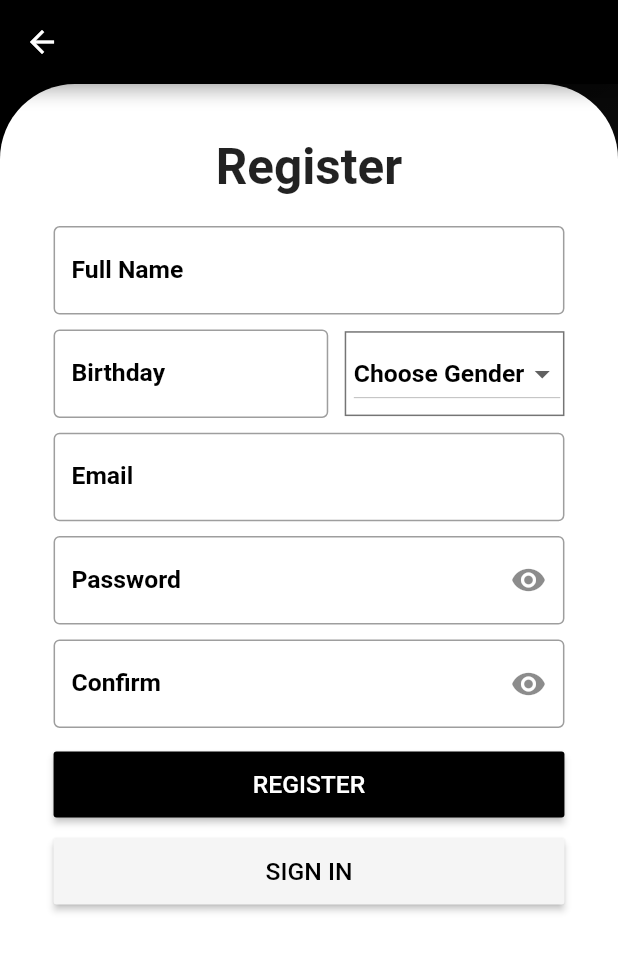
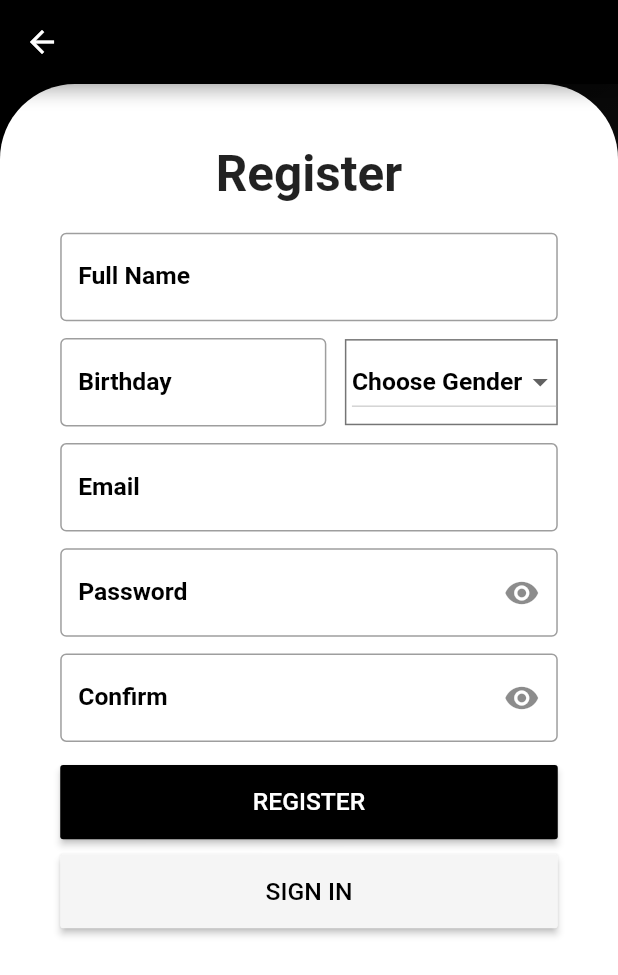
Before and after one commit to Abdulhaiking34/Instacop, a Flutter app: the RegisterView screen opened by its route, after a tap on "REGISTER", on a phone screen of 412 x 824 dp. Shown: the top 975 px of the screen. Run offline on Flutter 3.47's test engine with Material 2 defaults, Android fonts, the phone set to English and light mode, and no system bars; our stand-ins replace carousel_slider, device_preview, flutter_masked_text, flutter_rating_bar, flutter_screenutil, font_awesome_flutter; statements that could not run were skipped.

```diff
--- a/lib/routes.dart
+++ b/lib/routes.dart
@@ -3,7 +3,7 @@ import 'package:instacop/src/Views/welcome_view.dart';
 import 'package:instacop/src/views/homePage/customer/cartPage/cart_view.dart';
 import 'package:instacop/src/views/homePage/customer/customer_home_view.dart';
 import 'package:instacop/src/views/homePage/customer/homePage/cus_home_view.dart';
-import 'package:instacop/src/views/homePage/customer/homePage/detail_product_view.dart';
+import 'package:instacop/src/views/homePage/customer/homePage/productDetail/main_detail_product_view.dart';
 import 'package:instacop/src/views/homePage/customer/homePage/product_list_view.dart';
 import 'package:instacop/src/views/homePage/customer/profilePage/profile_view.dart';
 import 'package:instacop/src/views/homePage/customer/searchPage/search_view.dart';
@@ -28,5 +28,5 @@ var routes = {
   'customer_cart_page': (context) => CartView(),
   'customer_profile_page': (context) => ProfileView(),
   'customer_detail_banner_screen': (context) => ProductListView(),
-  'customer_detail_product_screen': (context) => DetailProductView(),
+  'customer_detail_product_screen': (context) => MainDetailProductView(),
 };
--- a/lib/src/helpers/screen.dart
+++ b/lib/src/helpers/screen.dart
@@ -42,7 +42,11 @@ class ConstScreen {
   static EdgeInsets spacingAllDefault = EdgeInsets.all(sizeDefault);
   static EdgeInsets spacingAllSmall = EdgeInsets.all(sizeSmall);
 
-  static double setSize(double size) {
+  static double setSizeHeight(double size) {
+    return ScreenUtil().setHeight(size);
+  }
+
+  static double setSizeWidth(double size) {
     return ScreenUtil().setWidth(size);
   }
 
--- a/lib/src/views/register/register_view.dart
+++ b/lib/src/views/register/register_view.dart
@@ -42,8 +42,8 @@ class _RegisterViewState extends State<RegisterView> {
                   ),
                   child: Padding(
                     padding: EdgeInsets.symmetric(
-                        vertical: ConstScreen.setSize(65),
-                        horizontal: ConstScreen.setSize(65)),
+                        vertical: ConstScreen.setSizeHeight(65),
+                        horizontal: ConstScreen.setSizeHeight(65)),
                     child: SingleChildScrollView(
                       child: Column(
                         crossAxisAlignment: CrossAxisAlignment.center,
--- a/lib/src/views/register/sign_in_form.dart
+++ b/lib/src/views/register/sign_in_form.dart
@@ -21,7 +21,7 @@ class _SignInViewState extends State<SignInView> {
           onValueChange: (value) {},
         ),
         SizedBox(
-          height: ConstScreen.setSize(18),
+          height: ConstScreen.setSizeHeight(18),
         ),
         //TODO: Password
         InputText(
@@ -31,7 +31,7 @@ class _SignInViewState extends State<SignInView> {
         ),
         //TODO: Button Sign In
         SizedBox(
-          height: ConstScreen.setSize(20),
+          height: ConstScreen.setSizeHeight(20),
         ),
         Row(
           mainAxisAlignment: MainAxisAlignment.spaceBetween,
@@ -39,7 +39,7 @@ class _SignInViewState extends State<SignInView> {
             //TODO: Admin
             Expanded(
               child: MaterialButton(
-                height: ConstScreen.setSize(90),
+                height: ConstScreen.setSizeHeight(90),
                 color: isAdmin ? kColorBlack : kColorWhite,
                 child: Text(
                   'MANAGER',
@@ -55,7 +55,7 @@ class _SignInViewState extends State<SignInView> {
             //TODO: Customer
             Expanded(
               child: MaterialButton(
-                height: ConstScreen.setSize(90),
+                height: ConstScreen.setSizeHeight(90),
                 color: isAdmin ? kColorWhite : kColorBlack,
                 child: Text(
                   'CUSTOMER',
@@ -72,7 +72,7 @@ class _SignInViewState extends State<SignInView> {
         ),
 
         SizedBox(
-          height: ConstScreen.setSize(25),
+          height: ConstScreen.setSizeHeight(25),
         ),
         CusRaisedButton(
           backgroundColor: kColorBlack,
--- a/lib/src/views/register/sign_up_form.dart
+++ b/lib/src/views/register/sign_up_form.dart
@@ -23,7 +23,7 @@ class _SignUpViewState extends State<SignUpView> {
           onValueChange: (value) {},
         ),
         SizedBox(
-          height: ConstScreen.setSize(18),
+          height: ConstScreen.setSizeHeight(18),
         ),
         Row(
           children: <Widget>[
@@ -36,7 +36,7 @@ class _SignUpViewState extends State<SignUpView> {
               ),
             ),
             SizedBox(
-              width: ConstScreen.setSize(20),
+              width: ConstScreen.setSizeHeight(20),
             ),
             Expanded(
               flex: 4,
@@ -46,9 +46,9 @@ class _SignUpViewState extends State<SignUpView> {
                     BoxDecoration(border: Border.all(color: Colors.black54)),
                 child: Padding(
                   padding: EdgeInsets.only(
-                    top: ConstScreen.setSize(6),
-                    bottom: ConstScreen.setSize(6),
-                    left: ConstScreen.setSize(6),
+                    top: ConstScreen.setSizeHeight(6),
+                    bottom: ConstScreen.setSizeHeight(6),
+                    left: ConstScreen.setSizeHeight(6),
                   ),
                   child: Center(
                     child: DropdownButton(
@@ -73,7 +73,7 @@ class _SignUpViewState extends State<SignUpView> {
           ],
         ),
         SizedBox(
-          height: ConstScreen.setSize(18),
+          height: ConstScreen.setSizeHeight(18),
         ),
         //TODO: Email
         InputText(
@@ -81,7 +81,7 @@ class _SignUpViewState extends State<SignUpView> {
           onValueChange: (value) {},
         ),
         SizedBox(
-          height: ConstScreen.setSize(18),
+          height: ConstScreen.setSizeHeight(18),
         ),
         //TODO: Password
         InputText(
@@ -90,7 +90,7 @@ class _SignUpViewState extends State<SignUpView> {
           onValueChange: (value) {},
         ),
         SizedBox(
-          height: ConstScreen.setSize(18),
+          height: ConstScreen.setSizeHeight(18),
         ),
         //TODO: Confirm Password
         InputText(
@@ -99,7 +99,7 @@ class _SignUpViewState extends State<SignUpView> {
           onValueChange: (value) {},
         ),
         SizedBox(
-          height: ConstScreen.setSize(25),
+          height: ConstScreen.setSizeHeight(25),
         ),
         CusRaisedButton(
           backgroundColor: kColorBlack,
--- a/lib/src/views/splash_view.dart
+++ b/lib/src/views/splash_view.dart
@@ -1,4 +1,5 @@
 import 'package:flutter/material.dart';
+import 'package:flutter_screenutil/flutter_screenutil.dart';
 import 'package:instacop/src/helpers/screen.dart';
 import 'package:instacop/src/widgets/icon_instacop.dart';
 
@@ -26,6 +27,7 @@ class _SplashViewState extends State<SplashView> {
 
   @override
   Widget build(BuildContext context) {
+    ScreenUtil.init(context, height: 1334, width: 750);
     ConstScreen.setScreen(context);
     return MaterialApp(
       home: Scaffold(
--- a/lib/src/widgets/button_raised.dart
+++ b/lib/src/widgets/button_raised.dart
@@ -24,8 +24,8 @@ class _CusRaisedButtonState extends State<CusRaisedButton> {
   @override
   Widget build(BuildContext context) {
     return MaterialButton(
-      height: ConstScreen.setSize(widget.height),
-      minWidth: ConstScreen.setSize(widget.width),
+      height: ConstScreen.setSizeHeight(widget.height),
+      minWidth: ConstScreen.setSizeHeight(widget.width),
       color: widget.backgroundColor,
       child: Text(
         widget.title,
--- a/lib/src/widgets/button_tap.dart
+++ b/lib/src/widgets/button_tap.dart
@@ -11,7 +11,7 @@ class ButtonTap extends StatelessWidget {
     return FlatButton(
       onPressed: function,
       child: Container(
-        height: ConstScreen.setSize(85),
+        height: ConstScreen.setSizeHeight(85),
         decoration: BoxDecoration(
           borderRadius: BorderRadius.circular(10),
           color: isSelected ? Colors.white : null,
--- a/lib/src/widgets/card_product.dart
+++ b/lib/src/widgets/card_product.dart
@@ -42,7 +42,7 @@ class ProductCard extends StatelessWidget {
             ),
           ),
           SizedBox(
-            height: ConstScreen.setSize(5),
+            height: ConstScreen.setSizeHeight(5),
           ),
           // Product Title
           Text(
--- a/pubspec.yaml
+++ b/pubspec.yaml
@@ -28,6 +28,8 @@ dependencies:
   font_awesome_flutter: ^8.7.0
   carousel_slider: ^1.4.1
   flutter_masked_text: ^0.8.0
+  device_preview: ^0.3.0+1
+  flutter_rating_bar: ^3.0.1+1
 
 dev_dependencies:
   flutter_test:
```
Also changed, not shown: lib/main.dart (+8 -1 lines), lib/src/views/homePage/customer/homePage/cus_home_view.dart (+4 -4 lines), lib/src/views/homePage/customer/homePage/detail_product_view.dart (deleted, +0 -226 lines), lib/src/views/homePage/customer/homePage/productDetail/detail_product_page.dart (added, +15 -0 lines), lib/src/views/homePage/customer/homePage/productDetail/main_detail_product_view.dart (added, +148 -0 lines), lib/src/views/homePage/customer/homePage/productDetail/product_page.dart (added, +165 -0 lines), lib/src/views/homePage/customer/homePage/productDetail/rating_product_page.dart (added, +15 -0 lines), lib/src/views/homePage/customer/homePage/product_list_view.dart (+7 -7 lines), lib/src/views/welcome_view.dart (+6 -6 lines), pubspec.lock.
